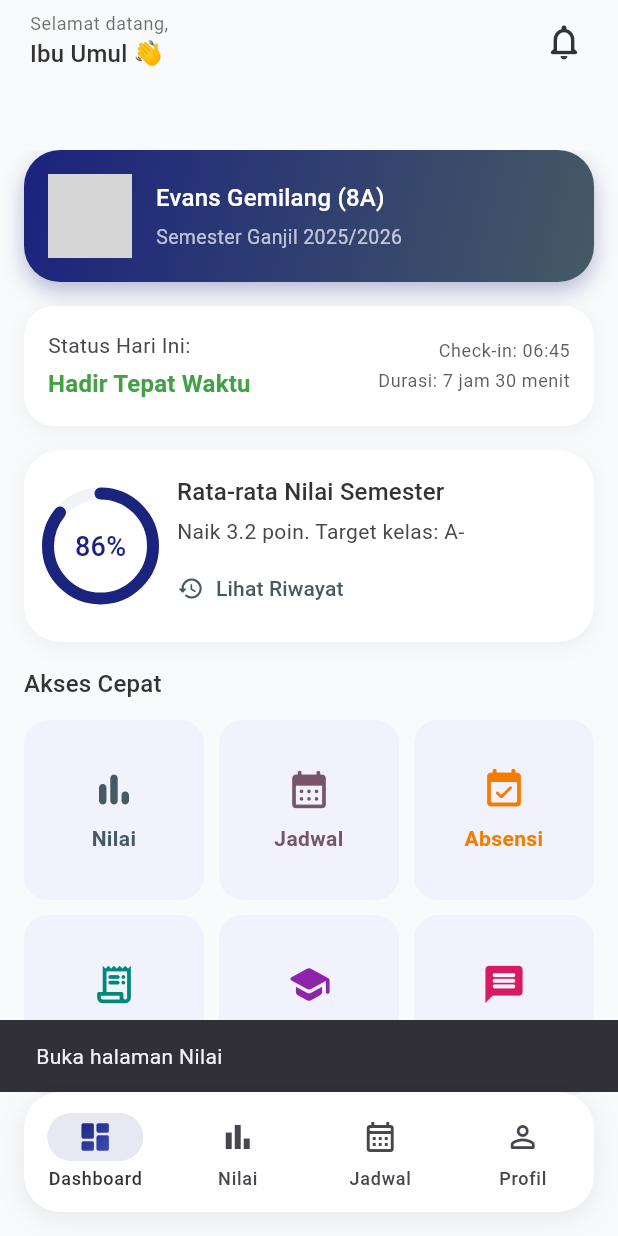
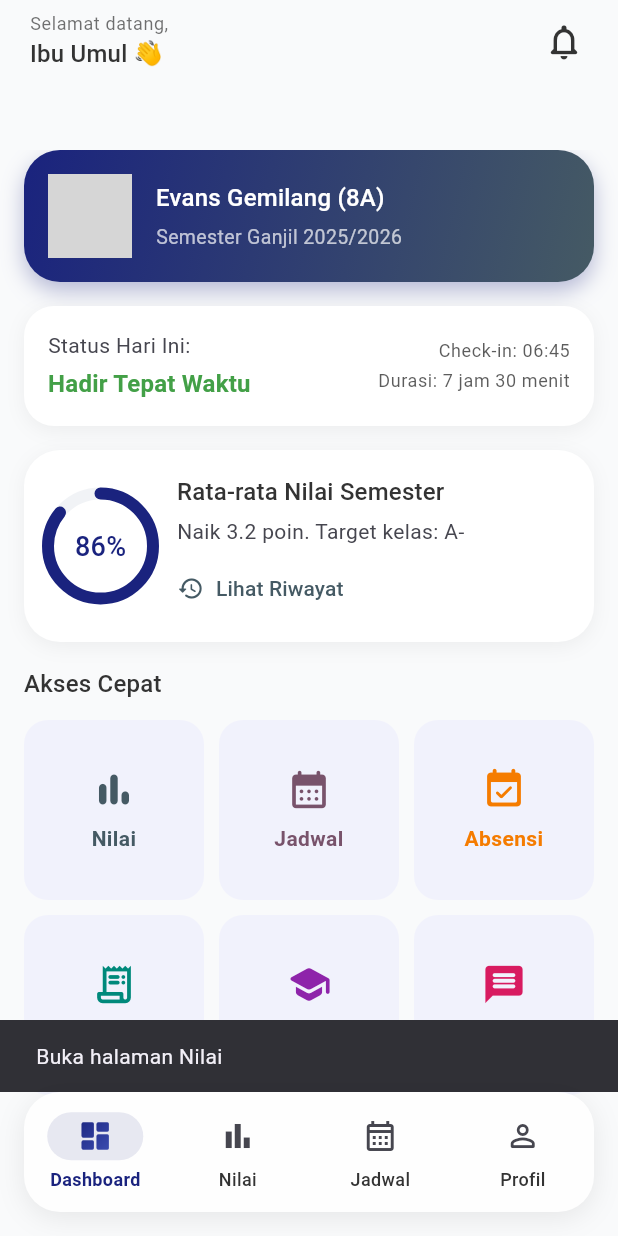
Before and after one commit to umarulkhak/simponi-esmula-mobile-ios-v1, a Flutter app: the screen it shows after launch, after a tap on "Nilai", on a phone screen of 412 x 824 dp. Run offline on Flutter 3.47's test engine with Material 3 defaults, Android fonts, the phone set to English and light mode, and no system bars; network calls fail; Roboto replaces fonts that are missing (Poppins); grey boxes are pictures that could not be loaded.

Commit message:
feat(ui): Add haptic feedback and enhance navigation bar style
This commit introduces two key user experience improvements to the main navigation bar:

1.  **Haptic Feedback**: Adds a light haptic feedback (`HapticFeedback.lightImpact()`) that triggers whenever a navigation bar item is tapped. This provides subtle physical confirmation of user actions.
2.  **Visual Style Enhancement**:
    *   Labels are now always visible (`NavigationDestinationLabelBehavior.alwaysShow`).
    *   The label of the selected (active) navigation item is now styled to be bold (`FontWeight.w600`) and uses the primary color scheme for better visual distinction.

```diff
--- a/lib/main.dart
+++ b/lib/main.dart
@@ -153,6 +153,28 @@ class MainScreen extends StatelessWidget {
               backgroundColor: Colors.transparent,
               elevation: 0,
               indicatorColor: colorScheme.primary.withOpacity(0.1),
+
+              // --- PENYESUAIAN VISUAL BARU ---
+              labelBehavior: NavigationDestinationLabelBehavior.alwaysShow,
+              labelTextStyle: MaterialStateProperty.resolveWith<TextStyle>(
+                (Set<MaterialState> states) {
+                  // Jika item dipilih (selected), buat tebal dan gunakan warna primer
+                  if (states.contains(MaterialState.selected)) {
+                    return TextStyle(
+                      fontSize: 12,
+                      fontWeight: FontWeight.w600, // Bold
+                      color: colorScheme.primary,
+                    );
+                  }
+                  // Jika tidak, gunakan gaya default
+                  return const TextStyle(
+                    fontSize: 12,
+                    fontWeight: FontWeight.w500,
+                  );
+                },
+              ),
+              // ------------------------------------
+
               destinations: [
                 NavigationDestination(
                   icon: const Icon(Icons.dashboard_outlined),
--- a/lib/providers/main_screen_provider.dart
+++ b/lib/providers/main_screen_provider.dart
@@ -1,5 +1,6 @@
 // lib/providers/main_screen_provider.dart
 import 'package:flutter/material.dart';
+import 'package:flutter/services.dart'; // Impor untuk Haptic Feedback
 
 /// Provider untuk mengelola state dari MainScreen.
 /// Termasuk index halaman aktif dan kontroler untuk PageView.
@@ -28,6 +29,9 @@ class MainScreenProvider extends ChangeNotifier {
 
   /// Dipanggil ketika item di NavigationBar di-tap.
   void onNavBarTap(int index) {
+    // Tambahkan getaran halus saat di-tap
+    HapticFeedback.lightImpact();
+
     _pageController.animateToPage(
       index,
       duration: const Duration(milliseconds: 300),
```
